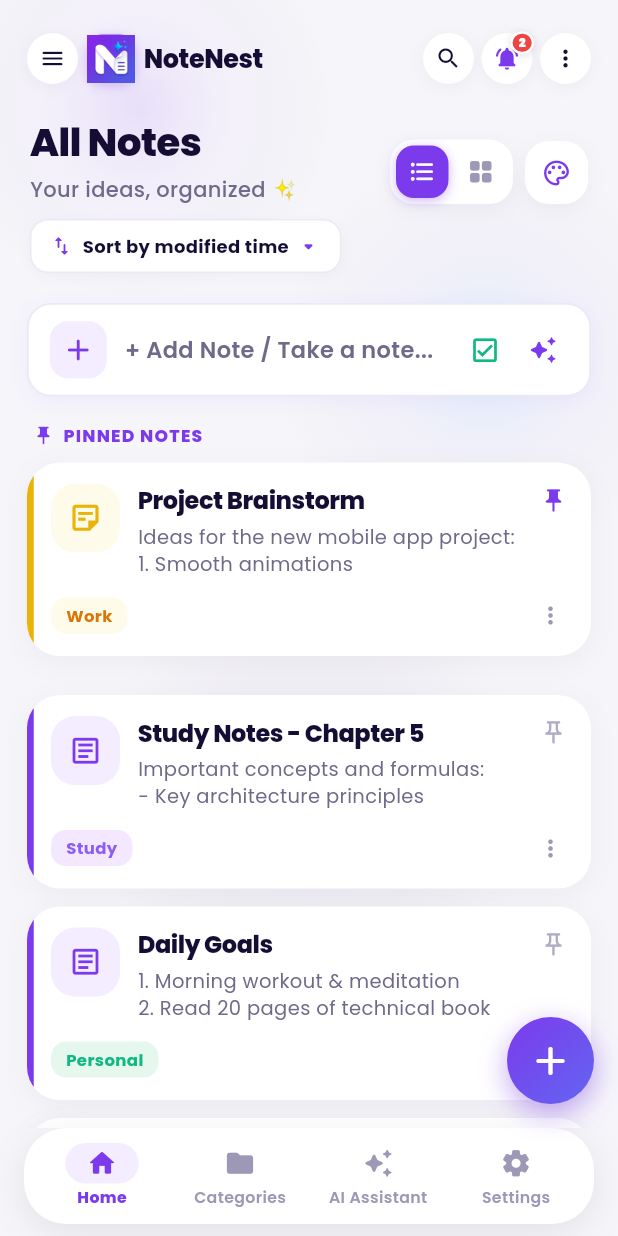
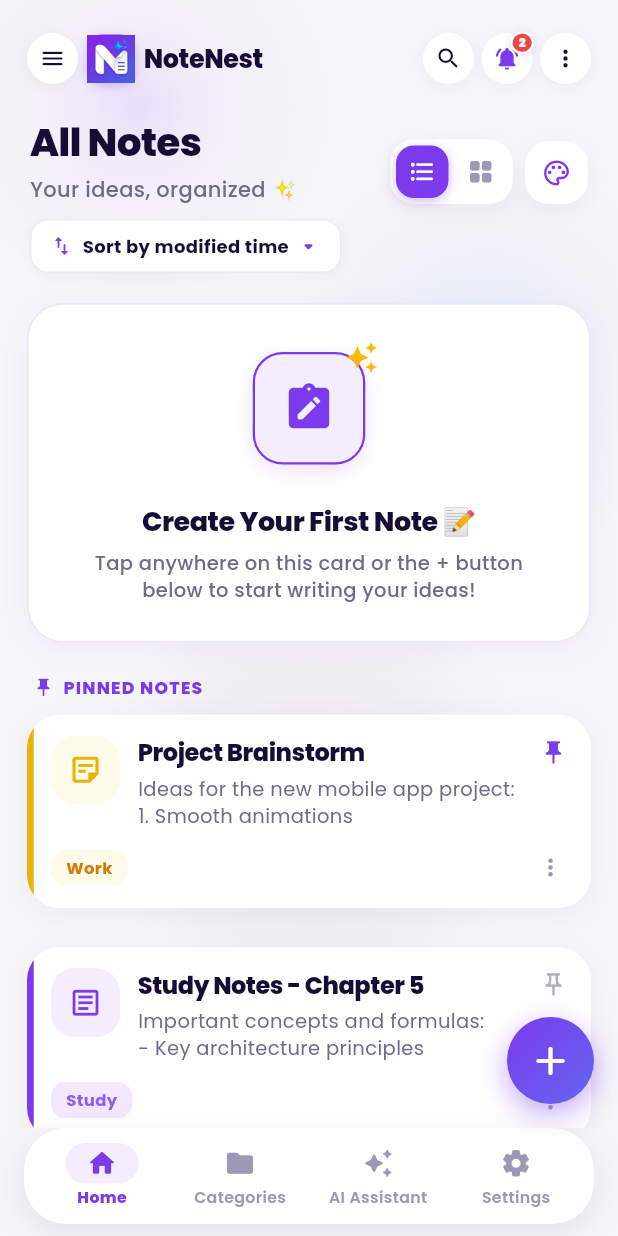
Before and after one commit to pakurduai/notenest_ai, a Flutter app: the screen it shows after launch, on a phone screen of 412 x 824 dp. Run offline on Flutter 3.47's test engine with Material 3 defaults, Android fonts, the light colour scheme and no system bars; our stand-ins replace google_fonts, google_mobile_ads, hive_flutter, image_picker, in_app_purchase, permission_handler and 1 more; missing offline and left inert: dart:html; accounts and stored records are empty; network calls fail.

Commit message:
Restore original Create Your First Note card widget exactly as requested

```diff
--- a/lib/features/home/presentation/screens/home_screen.dart
+++ b/lib/features/home/presentation/screens/home_screen.dart
@@ -1298,10 +1298,10 @@ class _HomeScreenState extends State<HomeScreen>
         return Column(
           crossAxisAlignment: CrossAxisAlignment.start,
           children: [
-            // ── ColorNote Style "Tap to Create Note" Button ──
-            _buildColorNoteCreateButton(),
-
-            const SizedBox(height: 14.0),
+            // 1. "Create Your First Note" Card Widget at Top
+            _buildPureFlutterEmptyState(isCompact: true),
+
+            const SizedBox(height: 18.0),
 
             // Pinned Notes (if any)
             if (pinnedNotes.isNotEmpty) ...[
@@ -1784,113 +1784,6 @@ class _HomeScreenState extends State<HomeScreen>
   }
 
   // ─────────────────────────────────────────────
-  // ColorNote Style Simple "Create Note" Button
-  // ─────────────────────────────────────────────
-
-  Widget _buildColorNoteCreateButton() {
-    return Material(
-      color: Colors.transparent,
-      child: Container(
-        width: double.infinity,
-        decoration: BoxDecoration(
-          color: Colors.white,
-          borderRadius: BorderRadius.circular(16.0),
-          border: Border.all(color: const Color(0xFFECE9F6), width: 1.2),
-          boxShadow: [
-            BoxShadow(
-              color: const Color(0xFF7C3AED).withValues(alpha: 0.06),
-              blurRadius: 10.0,
-              offset: const Offset(0, 3),
-            ),
-          ],
-        ),
-        child: InkWell(
-          onTap: () {
-            AudioHapticService.playButtonSound();
-            Navigator.push(
-              context,
-              MaterialPageRoute(builder: (_) => const CreateNoteScreen()),
-            );
-          },
-          borderRadius: BorderRadius.circular(16.0),
-          child: Padding(
-            padding: const EdgeInsets.symmetric(horizontal: 14.0, vertical: 11.0),
-            child: Row(
-              children: [
-                Container(
-                  width: 38.0,
-                  height: 38.0,
-                  decoration: BoxDecoration(
-                    color: const Color(0xFFF3EDFF),
-                    borderRadius: BorderRadius.circular(12.0),
-                  ),
-                  child: const Icon(Icons.add_rounded, color: Color(0xFF7C3AED), size: 24.0),
-                ),
-                const SizedBox(width: 12.0),
-                const Expanded(
-                  child: Text(
-                    '+ Add Note / Take a note...',
-                    style: TextStyle(
-                      fontSize: 15.0,
-                      fontWeight: FontWeight.w600,
-                      color: Color(0xFF6E6A8A),
-                    ),
-                  ),
-                ),
-                // Checklist Quick Action
-                Material(
-                  color: Colors.transparent,
-                  child: InkWell(
-                    borderRadius: BorderRadius.circular(10.0),
-                    onTap: () {
-                      AudioHapticService.playButtonSound();
-                      Navigator.push(
-                        context,
-                        MaterialPageRoute(
-                          builder: (_) => CreateNoteScreen(
-                            existingNote: NoteModel(
-                              id: DateTime.now().millisecondsSinceEpoch.toString(),
-                              title: 'To-Do Checklist',
-                              content: '[ ] Item 1\n[ ] Item 2\n[ ] Item 3\n',
-                              tag: 'Personal',
-                              createdAt: DateTime.now(),
-                              updatedAt: DateTime.now(),
-                            ),
-                          ),
-                        ),
-                      );
-                    },
-                    child: Container(
-                      padding: const EdgeInsets.all(7.0),
-                      child: const Icon(Icons.check_box_outlined, color: Color(0xFF10B981), size: 21.0),
-                    ),
-                  ),
-                ),
-                const SizedBox(width: 4.0),
-                // AI Note Quick Action
-                Material(
-                  color: Colors.transparent,
-                  child: InkWell(
-                    borderRadius: BorderRadius.circular(10.0),
-                    onTap: () {
-                      AudioHapticService.playButtonSound();
-                      _showCreateOptionsBottomSheet(context);
-                    },
-                    child: Container(
-                      padding: const EdgeInsets.all(7.0),
-                      child: const Icon(Icons.auto_awesome_rounded, color: Color(0xFF7C3AED), size: 20.0),
-                    ),
-                  ),
-                ),
-              ],
-            ),
-          ),
-        ),
-      ),
-    );
-  }
-
-  // ─────────────────────────────────────────────
   // Pure Flutter Empty State Illustration Widget
   // ─────────────────────────────────────────────
 
```
